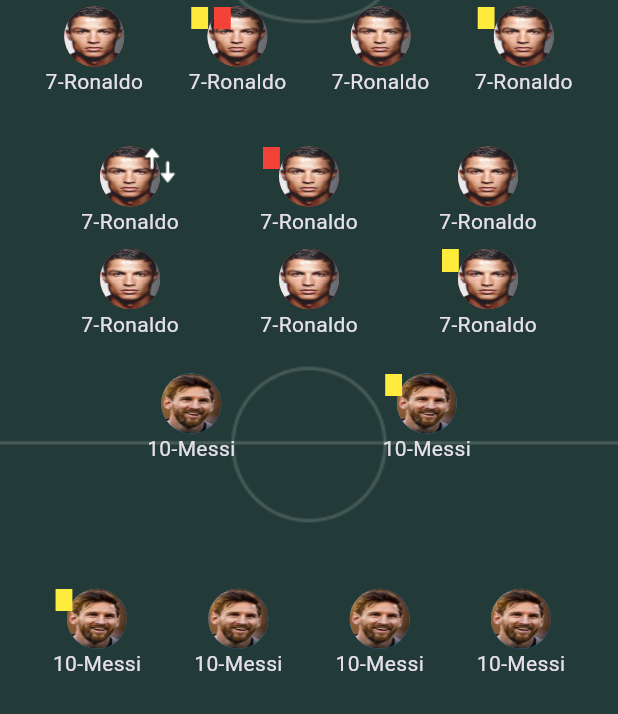
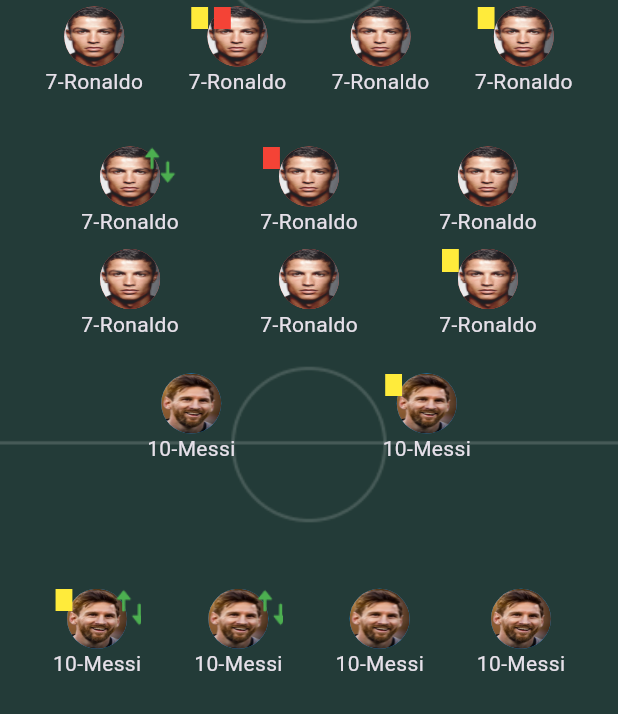
Before and after one commit to MoatazTabl/SwiftGoal, a Flutter app: the LineUpsTab widget shown alone on an empty page, opened directly, on a phone screen of 412 x 824 dp. Shown: the part 114-828 px from the top of the screen. Run offline on Flutter 3.47's test engine with Material 3 defaults, Android fonts, the light colour scheme and no system bars; our stand-ins replace flutter_screenutil, go_router, google_fonts.

Commit message:
substitution added

```diff
--- a/lib/feature/match_details/presentation/view/widgets/lineups_tab.dart
+++ b/lib/feature/match_details/presentation/view/widgets/lineups_tab.dart
@@ -68,8 +68,8 @@ class LineUpsTab extends StatelessWidget {
             const Row(
               mainAxisAlignment: MainAxisAlignment.spaceEvenly,
               children: [
-                TeamTwoPlayer(yellowCard: true),
-                TeamTwoPlayer(),
+                TeamTwoPlayer(yellowCard: true,substitution: true),
+                TeamTwoPlayer(substitution: true),
                 TeamTwoPlayer(),
                 TeamTwoPlayer(),
               ],
--- a/lib/feature/match_details/presentation/view/widgets/team_one_player.dart
+++ b/lib/feature/match_details/presentation/view/widgets/team_one_player.dart
@@ -64,9 +64,10 @@ class TeamOnePlayer extends StatelessWidget {
               ],
             )
           : Container(),
-      substitution? Positioned(
+      substitution? const Positioned(
         left: 40,
-        child: const ImageIcon(
+        child: ImageIcon(
+          color: Colors.green,
           size: 25,
           AssetImage(
               "assets/images/match_details_icons/subsection_icon.png"),
--- a/lib/feature/match_details/presentation/view/widgets/team_two_player.dart
+++ b/lib/feature/match_details/presentation/view/widgets/team_two_player.dart
@@ -5,9 +5,13 @@ class TeamTwoPlayer extends StatelessWidget {
   final bool yellowCard;
 
   final bool redCard;
+  final bool substitution;
 
   const TeamTwoPlayer(
-      {super.key, this.yellowCard = false, this.redCard = false});
+      {super.key,
+      this.yellowCard = false,
+      this.redCard = false,
+      this.substitution = false});
 
   @override
   Widget build(BuildContext context) {
@@ -58,6 +62,15 @@ class TeamTwoPlayer extends StatelessWidget {
                 ],
               )
             : Container(),
+        substitution? const Positioned(
+          left: 40,
+          child: ImageIcon(
+            color: Colors.green,
+            size: 25,
+            AssetImage(
+                "assets/images/match_details_icons/subsection_icon.png"),
+          ),
+        ) : Container(),
       ],
     );
   }
```
Lines whose indentation alone changed are shown as unchanged.
